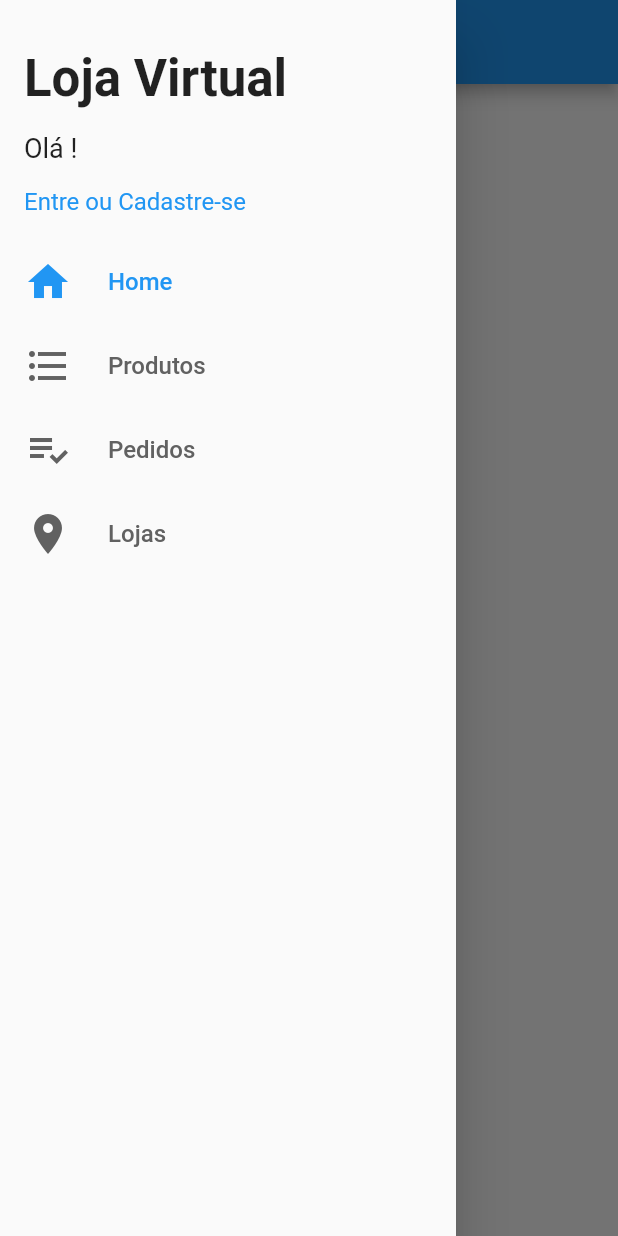
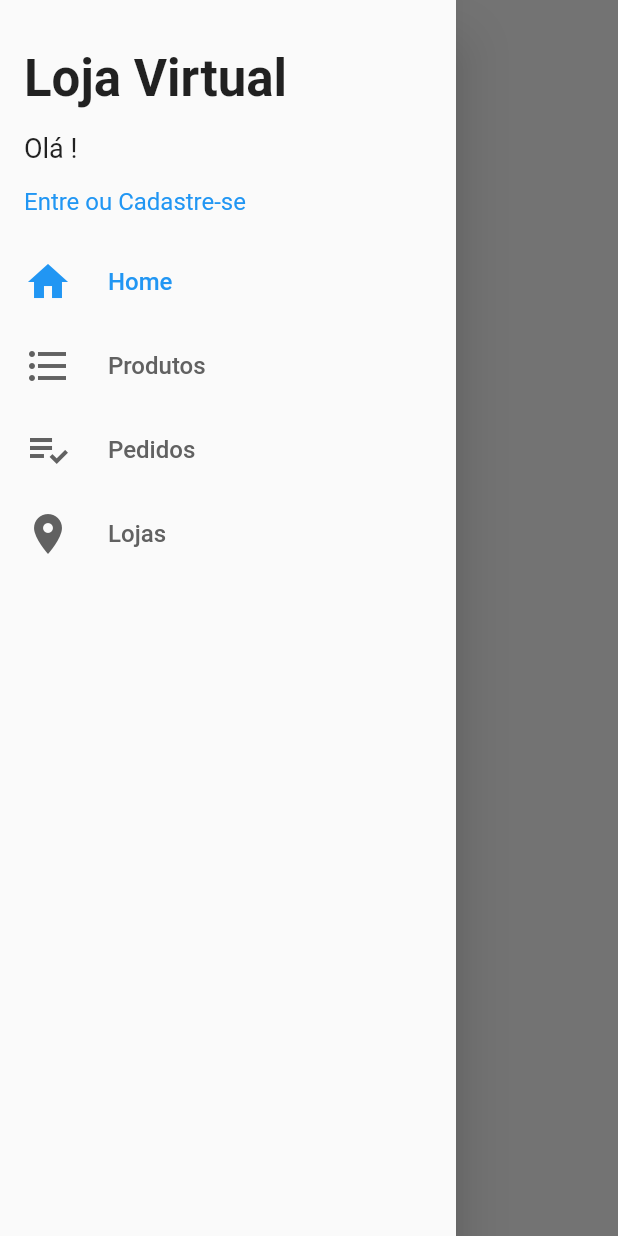
Before and after one commit to picoloto/loja_virtual, a Flutter app: the screen it shows after launch, with the side drawer open, on a phone screen of 412 x 824 dp. Run offline on Flutter 3.47's test engine with Material 2 defaults, Android fonts, the phone set to English and light mode, and no system bars; our stand-ins replace carousel_pro, cloud_firestore, firebase_auth; accounts and stored records are empty.

Commit message:
refatoração do tema

```diff
--- a/lib/main.dart
+++ b/lib/main.dart
@@ -34,8 +34,15 @@ class MyApp extends StatelessWidget {
         debugShowCheckedModeBanner: false,
         theme: ThemeData(
           primarySwatch: Colors.blue,
+          primaryTextTheme: const TextTheme(
+              headline6: TextStyle(color: Colors.black),
+              button: TextStyle(color: Colors.black)),
           visualDensity: VisualDensity.adaptivePlatformDensity,
-//          scaffoldBackgroundColor: Color.fromARGB(255, 240, 241, 245)
+          appBarTheme: const AppBarTheme(
+            color: Colors.white24,
+            elevation: 0,
+            iconTheme: IconThemeData(color: Colors.black),
+          ),
         ),
         home: BaseScreen(),
       ),
--- a/lib/screens/login/login_screen.dart
+++ b/lib/screens/login/login_screen.dart
@@ -17,8 +17,6 @@ class LoginScreen extends StatelessWidget {
 
   @override
   Widget build(BuildContext context) {
-    final colorPrimary = Theme.of(context).primaryColor;
-
     return Scaffold(
       key: scaffoldKey,
       appBar: AppBar(
@@ -29,7 +27,6 @@ class LoginScreen extends StatelessWidget {
         centerTitle: true,
         actions: [
           FlatButton(
-            //onPressed: () => Navigator.of(context).pushReplacementNamed('/signup');
             onPressed: () => navigatorPush(context, SignUpScreen()),
             child: const Text('CRIAR CONTA'),
           )
--- a/lib/screens/product/components/search_bar.dart
+++ b/lib/screens/product/components/search_bar.dart
@@ -7,13 +7,13 @@ class SearchBar extends StatelessWidget {
   Widget build(BuildContext context) {
     return Consumer<ProductManager>(builder: (_, manager, __) {
       return TextFormField(
-        cursorColor: Colors.white,
+        cursorColor: Colors.black,
         autofocus: true,
-        style: const TextStyle(color: Colors.white, fontSize: 18),
+        style: const TextStyle(color: Colors.black, fontSize: 18),
         decoration: const InputDecoration(
           border: InputBorder.none,
           hintText: 'Digite para pesquisar...',
-          hintStyle: TextStyle(color: Colors.white),
+          hintStyle: TextStyle(color: Colors.black),
         ),
         onChanged: (text) {
           manager.search = text;
--- a/lib/screens/signup/signup_screen.dart
+++ b/lib/screens/signup/signup_screen.dart
@@ -16,8 +16,6 @@ class SignUpScreen extends StatelessWidget {
 
   @override
   Widget build(BuildContext context) {
-    final colorPrimary = Theme.of(context).primaryColor;
-
     return Scaffold(
       key: scaffoldKey,
       appBar: AppBar(
```
